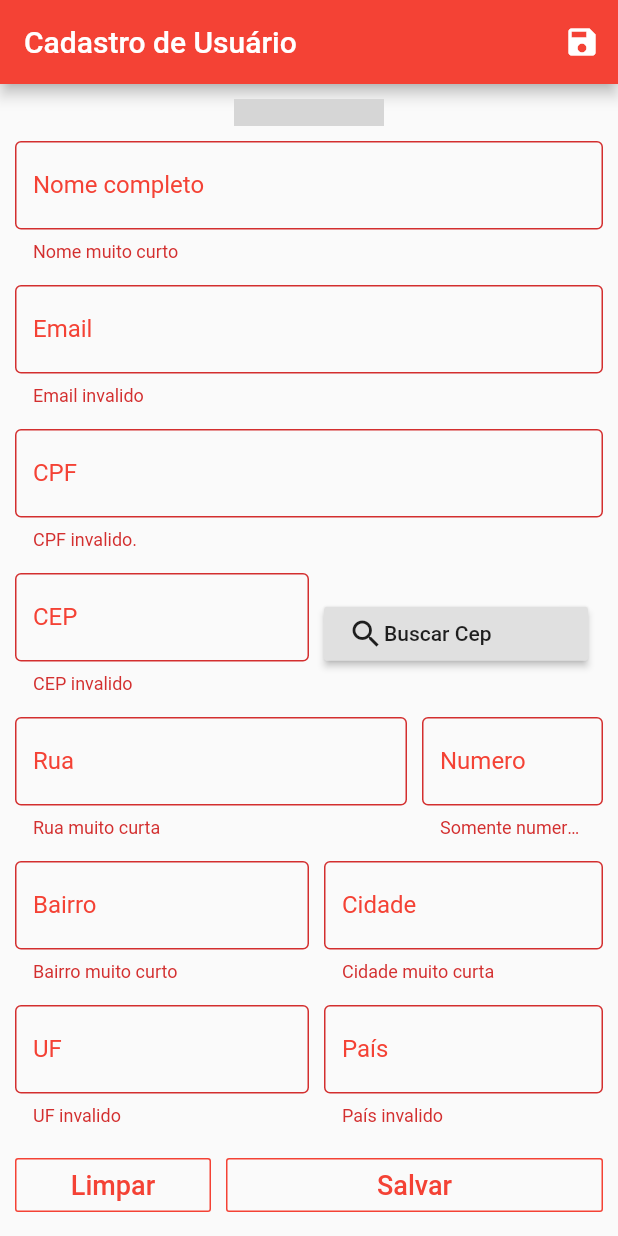
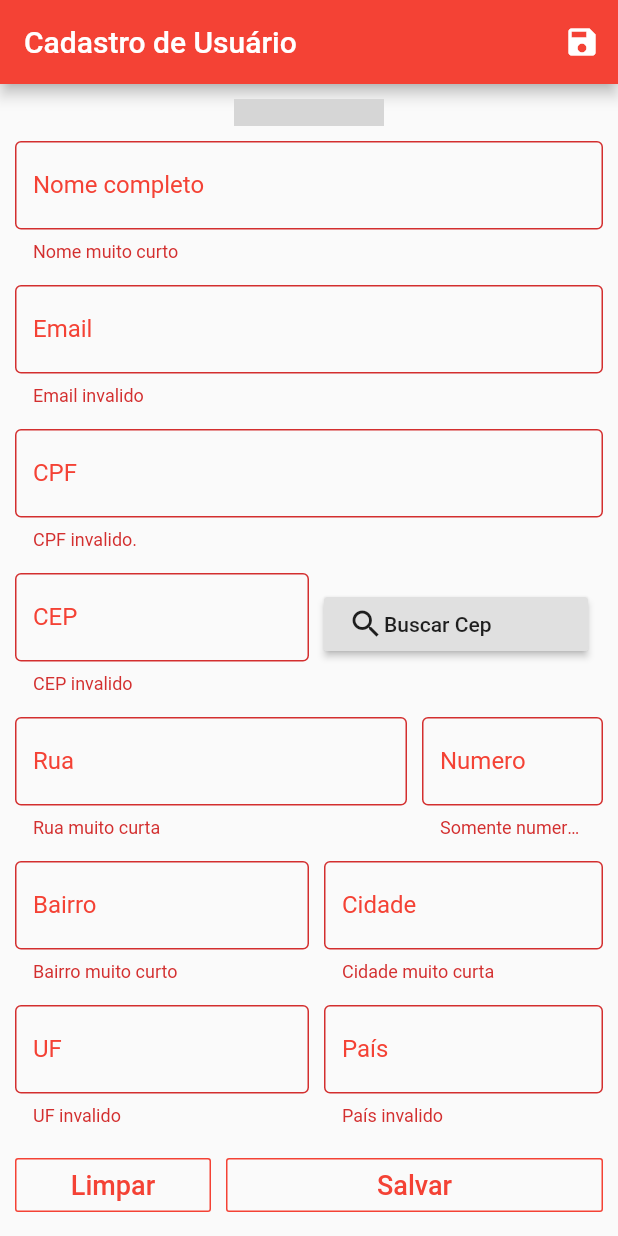
Before and after one commit to crisrauber/register-user-page-flutter, a Flutter app: the screen it shows after launch, scrolled down 92 dp, on a phone screen of 412 x 824 dp. Run offline on Flutter 3.47's test engine with Material 2 defaults, Android fonts, the phone set to English and light mode, and no system bars; our stand-ins replace dio, email_validator; missing offline and left inert: cnpj_cpf_formatter, cnpj_cpf_helper; network calls fail; grey boxes are pictures that could not be loaded.

Commit message:
finalizado o app

```diff
--- a/lib/cadastro_page.dart
+++ b/lib/cadastro_page.dart
@@ -1,3 +1,5 @@
+import 'dart:math';
+
 import 'package:cadastro_usuario_growdev/entidades/endereco.dart';
 import 'package:dio/dio.dart';
 import 'package:email_validator/email_validator.dart';
@@ -33,7 +35,7 @@ class _CadastroPageState extends State<CadastroPage> {
   final endereco = Endereco();
 
   String gravatar =
-      'https://www.gravatar.com/avatar/${md5.convert(utf8.encode('10000'))}?d=robohash';
+      'https://www.gravatar.com/avatar/${md5.convert(utf8.encode('${Random.secure().nextInt(10000).toString()}'))}?d=robohash';
 
   @override
   void dispose() {
@@ -162,7 +164,7 @@ class _CadastroPageState extends State<CadastroPage> {
                 Container(
                   child: Row(
                     mainAxisAlignment: MainAxisAlignment.center,
-                    crossAxisAlignment: CrossAxisAlignment.center,
+                    crossAxisAlignment: CrossAxisAlignment.start,
                     children: <Widget>[
                       Expanded(
                         child: TextFormField(
@@ -246,7 +248,7 @@ class _CadastroPageState extends State<CadastroPage> {
                 Container(
                   child: Row(
                     mainAxisAlignment: MainAxisAlignment.center,
-                    crossAxisAlignment: CrossAxisAlignment.end,
+                    crossAxisAlignment: CrossAxisAlignment.start,
                     children: <Widget>[
                       Expanded(
                         flex: 2,
@@ -507,7 +509,7 @@ class _CadastroPageState extends State<CadastroPage> {
                                           ),
                                           actions: <Widget>[
                                             FlatButton(
-                                              child: Text('ok'),
+                                              child: Text('Ok'),
                                               onPressed: () {
                                                 Navigator.of(context).pop();
                                               },
```
